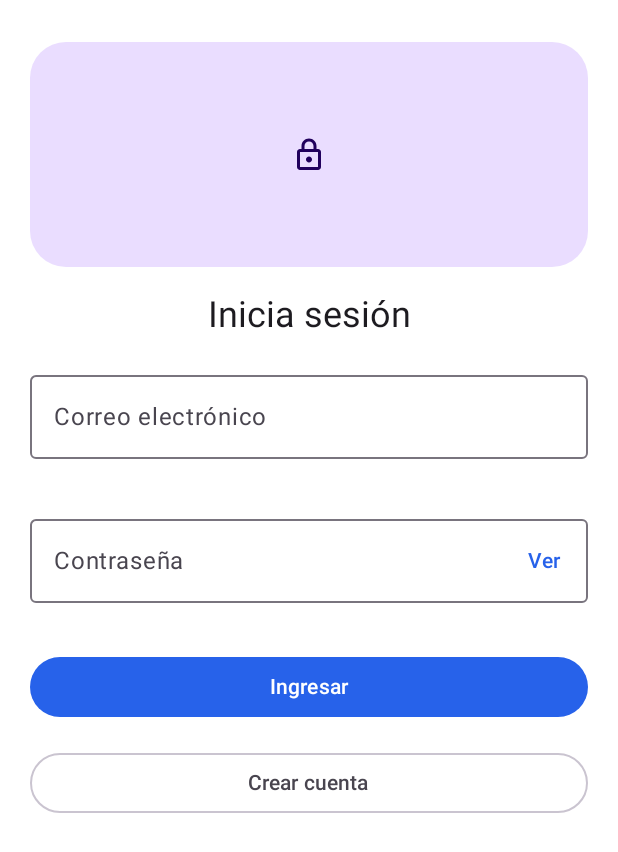
After one commit to Grupo44-ISIS3510-202520/Kotlin, an Android app built with Jetpack Compose: the composable SignInScreen shown on its own in the app's theme, on a phone screen of 412 x 824 dp. The commit adds this screen. Shown: the top 852 px of the screen. Run offline under Robolectric (Android 15) with nearby library versions, the phone set to English and light mode, and no system bars; our stand-ins replace Firebase (no records; nobody signed in at launch, a user with empty details on screens opened directly).

Commit message:
feat(auth): validaciones amigables en login

```diff
--- a/app/src/main/java/com/example/brigadeapp/core/auth/AuthClient.kt
+++ b/app/src/main/java/com/example/brigadeapp/core/auth/AuthClient.kt
@@ -1,12 +1,42 @@
 package com.example.brigadeapp.core.auth
 
-import kotlinx.coroutines.flow.StateFlow
+import com.google.firebase.auth.FirebaseAuth
+import com.google.firebase.auth.FirebaseUser
+import kotlinx.coroutines.channels.awaitClose
+import kotlinx.coroutines.flow.Flow
+import kotlinx.coroutines.flow.callbackFlow
+import kotlinx.coroutines.tasks.await
 
-/** Contrato neutral (sin Firebase) */
+/** Contrato neutral para la app (la UI solo conoce AuthClient). */
 interface AuthClient {
-    /** Email del usuario actual o null si no hay sesión */
-    val currentUserEmail: String?
-    /** Flujo con el email (o null) cuando cambia el estado de auth */
-    val authState: StateFlow<String?>
+    val currentUser: FirebaseUser?
+    val authState: Flow<FirebaseUser?>
+    suspend fun signInWithEmail(email: String, password: String): Result<FirebaseUser>
+    suspend fun registerWithEmail(email: String, password: String): Result<FirebaseUser>
     fun signOut()
 }
+
+/** Implementación real con Firebase Auth. */
+class FirebaseAuthClient : AuthClient {
+    private val auth = FirebaseAuth.getInstance()
+
+    override val currentUser: FirebaseUser? get() = auth.currentUser
+
+    override val authState: Flow<FirebaseUser?> = callbackFlow {
+        val listener = FirebaseAuth.AuthStateListener { trySend(it.currentUser) }
+        auth.addAuthStateListener(listener)
+        awaitClose { auth.removeAuthStateListener(listener) }
+    }
+
+    override suspend fun signInWithEmail(email: String, password: String): Result<FirebaseUser> = runCatching {
+        auth.signInWithEmailAndPassword(email.trim(), password).await()
+        auth.currentUser ?: error("No user after signIn")
+    }
+
+    override suspend fun registerWithEmail(email: String, password: String): Result<FirebaseUser> = runCatching {
+        auth.createUserWithEmailAndPassword(email.trim(), password).await()
+        auth.currentUser ?: error("No user after register")
+    }
+
+    override fun signOut() { auth.signOut() }
+}
--- /dev/null
+++ b/app/src/main/java/com/example/brigadeapp/core/auth/SignInScreen.kt
@@ -0,0 +1,133 @@
+package com.example.brigadeapp.auth
+
+import androidx.compose.foundation.Image
+import androidx.compose.foundation.layout.*
+import androidx.compose.material.icons.Icons
+import androidx.compose.material.icons.outlined.Lock
+import androidx.compose.material3.*
+import androidx.compose.runtime.*
+import androidx.compose.ui.Alignment
+import androidx.compose.ui.Modifier
+import androidx.compose.ui.res.painterResource
+import androidx.compose.ui.text.input.PasswordVisualTransformation
+import androidx.compose.ui.text.input.VisualTransformation
+import androidx.compose.ui.unit.dp
+
+@Composable
+fun SignInScreen(
+    state: SignInUiState,
+    onEvent: (SignInEvent) -> Unit,
+    // Si aún no tienes un logo, deja null y se usará el ícono por defecto
+    logoRes: Int? = null
+) {
+    Scaffold { inner ->
+        Column(
+            Modifier
+                .padding(inner)
+                .fillMaxSize()
+                .padding(horizontal = 20.dp),
+            verticalArrangement = Arrangement.spacedBy(16.dp),
+            horizontalAlignment = Alignment.CenterHorizontally
+        ) {
+            // ---------- HEADER / LOGO ----------
+            Spacer(Modifier.height(12.dp))
+            Card(
+                modifier = Modifier
+                    .fillMaxWidth()
+                    .height(150.dp),
+                colors = CardDefaults.cardColors(
+                    containerColor = MaterialTheme.colorScheme.primaryContainer
+                ),
+                shape = MaterialTheme.shapes.extraLarge
+            ) {
+                Box(Modifier.fillMaxSize(), contentAlignment = Alignment.Center) {
+                    if (logoRes != null) {
+                        Image(
+                            painter = painterResource(logoRes),
+                            contentDescription = "Logo"
+                        )
+                    } else {
+                        Icon(
+                            imageVector = Icons.Outlined.Lock,
+                            contentDescription = "Logo",
+                            tint = MaterialTheme.colorScheme.onPrimaryContainer
+                        )
+                    }
+                }
+            }
+
+            Text("Inicia sesión", style = MaterialTheme.typography.headlineSmall)
+
+            // ---------- EMAIL ----------
+            OutlinedTextField(
+                value = state.email,
+                onValueChange = { onEvent(SignInEvent.EditEmail(it)) },
+                label = { Text("Correo electrónico") },
+                singleLine = true,
+                isError = state.emailError != null,
+                supportingText = {
+                    if (state.emailError != null) Text(state.emailError!!)
+                },
+                modifier = Modifier.fillMaxWidth()
+            )
+
+            // ---------- PASSWORD ----------
+            var showPass by remember { mutableStateOf(false) }
+            OutlinedTextField(
+                value = state.password,
+                onValueChange = { onEvent(SignInEvent.EditPassword(it)) },
+                label = { Text("Contraseña") },
+                visualTransformation = if (showPass) VisualTransformation.None else PasswordVisualTransformation(),
+                singleLine = true,
+                trailingIcon = {
+                    TextButton(onClick = { showPass = !showPass }) {
+                        Text(if (showPass) "Ocultar" else "Ver")
+                    }
+                },
+                isError = state.passwordError != null,
+                supportingText = {
+                    if (state.passwordError != null) Text(state.passwordError!!)
+                },
+                modifier = Modifier.fillMaxWidth()
+            )
+
+            // ---------- ERROR GENERAL ----------
+            if (state.generalError != null) {
+                ElevatedCard(Modifier.fillMaxWidth()) {
+                    Row(
+                        Modifier.padding(12.dp),
+                        verticalAlignment = Alignment.CenterVertically
+                    ) {
+                        Text(
+                            state.generalError,
+                            style = MaterialTheme.typography.bodyMedium,
+                            modifier = Modifier.weight(1f)
+                        )
+                        TextButton(onClick = { onEvent(SignInEvent.ClearGeneralError) }) {
+                            Text("Entendido")
+                        }
+                    }
+                }
+            }
+
+            // ---------- ACCIONES ----------
+            Button(
+                onClick = { onEvent(SignInEvent.SubmitLogin) },
+                enabled = !state.isLoading,
+                modifier = Modifier.fillMaxWidth()
+            ) {
+                Text(if (state.isLoading) "Ingresando…" else "Ingresar")
+            }
+
+            OutlinedButton(
+                onClick = { onEvent(SignInEvent.SubmitRegister) },
+                enabled = !state.isLoading,
+                modifier = Modifier.fillMaxWidth()
+            ) {
+                Text("Crear cuenta")
+            }
+
+            Spacer(Modifier.height(12.dp))
+        }
+    }
+}
```
Also changed, not shown: app/build.gradle.kts (+4 -4 lines), app/src/main/java/com/example/brigadeapp/MainActivity.kt (+45 -2 lines), app/src/main/java/com/example/brigadeapp/core/auth/AuthClientFake.kt (+9 -6 lines), app/src/main/java/com/example/brigadeapp/core/auth/SignInViewModel.kt (added, +112 -0 lines), app/src/main/java/com/example/brigadeapp/profile/vm/ProfileViewModel.kt (+12 -10 lines).
